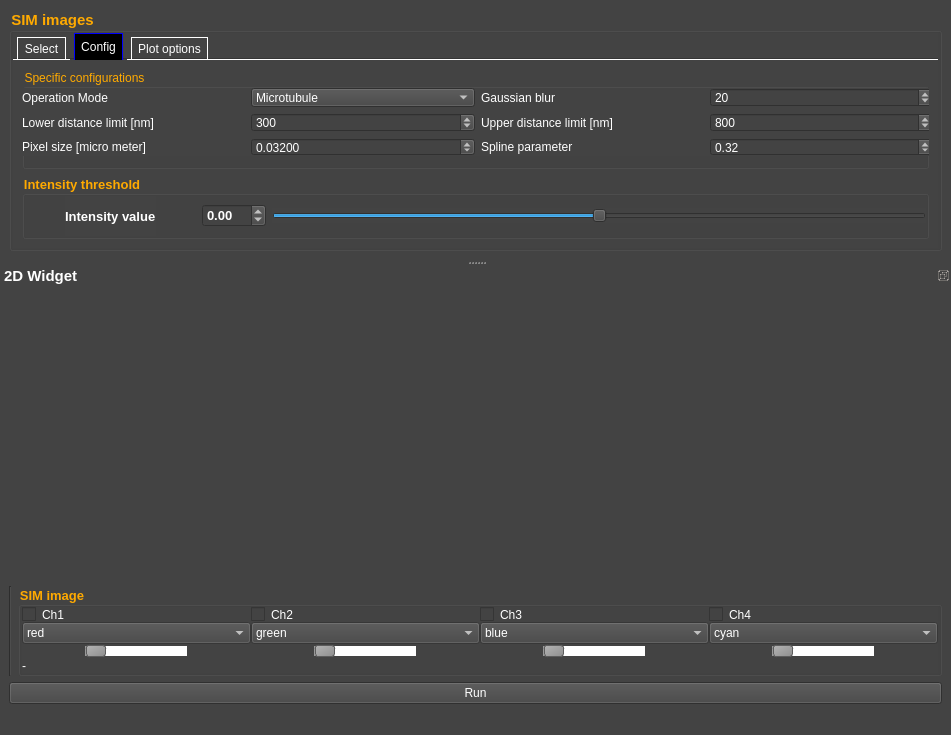
super-resolution/lineprofiler, file src/gui/random.ui: the form before one commit.
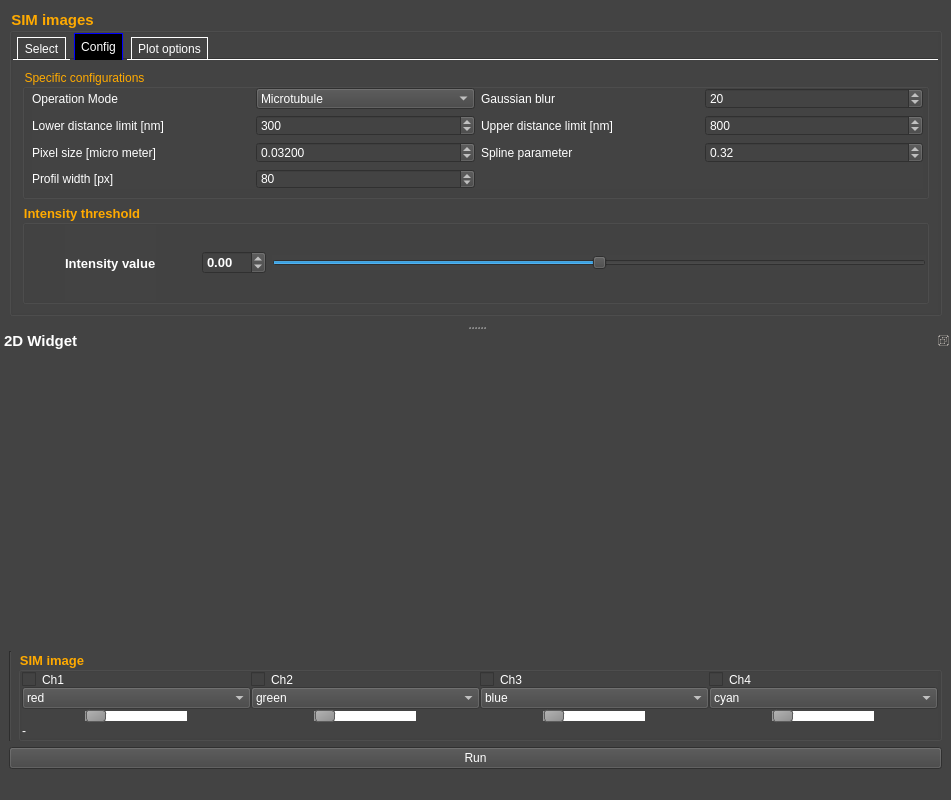
The form after the commit. The open tabs and pages were chosen to show the change. Icons and pictures are not drawn.

Commit message: Profil width feature

```diff
--- a/src/gui/random.ui
+++ b/src/gui/random.ui
@@ -10,7 +10,7 @@
     <x>0</x>
     <y>0</y>
     <width>951</width>
-    <height>735</height>
+    <height>800</height>
    </rect>
   </property>
   <property name="windowTitle">
@@ -97,7 +97,7 @@
    <property name="minimumSize">
     <size>
      <width>0</width>
-     <height>235</height>
+     <height>305</height>
     </size>
    </property>
    <property name="styleSheet">
@@ -138,6 +138,12 @@
        </property>
        <item>
         <widget class="QGroupBox" name="groupBox_top_controls">
+         <property name="minimumSize">
+          <size>
+           <width>0</width>
+           <height>0</height>
+          </size>
+         </property>
          <property name="font">
           <font>
            <pointsize>11</pointsize>
@@ -175,6 +181,12 @@
               <verstretch>0</verstretch>
              </sizepolicy>
             </property>
+            <property name="minimumSize">
+             <size>
+              <width>0</width>
+              <height>0</height>
+             </size>
+            </property>
             <property name="tabPosition">
              <enum>QTabWidget::North</enum>
             </property>
@@ -299,6 +311,12 @@
              </layout>
             </widget>
             <widget class="QWidget" name="tab_4">
+             <property name="minimumSize">
+              <size>
+               <width>0</width>
+               <height>0</height>
+              </size>
+             </property>
              <attribute name="icon">
               <iconset>
                <normaloff>:/icon/icons/settings48.png</normaloff>:/icon/icons/settings48.png</iconset>
@@ -309,10 +327,16 @@
              <layout class="QVBoxLayout" name="verticalLayout_4">
               <item>
                <widget class="QGroupBox" name="groupBox_config">
+                <property name="sizePolicy">
+                 <sizepolicy hsizetype="Preferred" vsizetype="Minimum">
+                  <horstretch>0</horstretch>
+                  <verstretch>0</verstretch>
+                 </sizepolicy>
+                </property>
                 <property name="minimumSize">
                  <size>
                   <width>0</width>
-                  <height>100</height>
+                  <height>130</height>
                  </size>
                 </property>
                 <property name="title">
@@ -321,10 +345,10 @@
                 <widget class="QWidget" name="gridLayoutWidget">
                  <property name="geometry">
                   <rect>
-                   <x>0</x>
+                   <x>10</x>
                    <y>19</y>
-                   <width>911</width>
-                   <height>68</height>
+                   <width>891</width>
+                   <height>101</height>
                   </rect>
                  </property>
                  <layout class="QGridLayout" name="gridLayout">
@@ -365,6 +389,32 @@
                     </property>
                    </widget>
                   </item>
+                  <item row="0" column="1">
+                   <widget class="QComboBox" name="comboBox_operation_mode">
+                    <item>
+                     <property name="text">
+                      <string>Microtubule</string>
+                     </property>
+                    </item>
+                    <item>
+                     <property name="text">
+                      <string>SNC</string>
+                     </property>
+                    </item>
+                    <item>
+                     <property name="text">
+                      <string>SNC one channel</string>
+                     </property>
+                    </item>
+                   </widget>
+                  </item>
+                  <item row="0" column="2">
+                   <widget class="QLabel" name="label_blur">
+                    <property name="text">
+                     <string>Gaussian blur</string>
+                    </property>
+                   </widget>
+                  </item>
                   <item row="1" column="3">
                    <widget class="QSpinBox" name="spinBox_upper_limit">
                     <property name="enabled">
@@ -438,23 +488,24 @@
                     </property>
                    </widget>
                   </item>
-                  <item row="0" column="1">
-                   <widget class="QComboBox" name="comboBox_operation_mode">
-                    <item>
-                     <property name="text">
-                      <string>Microtubule</string>
-                     </property>
-                    </item>
-                    <item>
-                     <property name="text">
-                      <string>SNC</string>
-                     </property>
-                    </item>
-                    <item>
-                     <property name="text">
-                      <string>SNC one channel</string>
-                     </property>
-                    </item>
+                  <item row="3" column="0">
+                   <widget class="QLabel" name="label_4">
+                    <property name="text">
+                     <string>Profil width [px]</string>
+                    </property>
+                   </widget>
+                  </item>
+                  <item row="3" column="1">
+                   <widget class="QSpinBox" name="spinBox_profil_width">
+                    <property name="maximum">
+                     <number>200</number>
+                    </property>
+                    <property name="value">
+                     <number>80</number>
+                    </property>
+                    <property name="displayIntegerBase">
+                     <number>10</number>
+                    </property>
                    </widget>
                   </item>
                  </layout>
@@ -463,6 +514,18 @@
               </item>
               <item>
                <widget class="QGroupBox" name="groupBox_config_calibration">
+                <property name="sizePolicy">
+                 <sizepolicy hsizetype="Preferred" vsizetype="Minimum">
+                  <horstretch>0</horstretch>
+                  <verstretch>0</verstretch>
+                 </sizepolicy>
+                </property>
+                <property name="minimumSize">
+                 <size>
+                  <width>0</width>
+                  <height>100</height>
+                 </size>
+                </property>
                 <property name="font">
                  <font>
                   <pointsize>10</pointsize>
```
Left out of the diff: 21 changed lines with no effect on the pictures. The commit also changes 7 other files.
